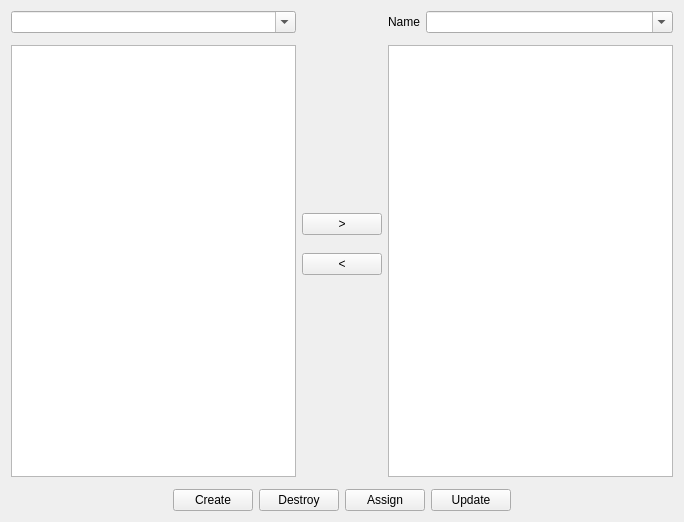
Above: librecad/src/ui/components/creators/widgetcreator.ui from LibreCAD/LibreCAD before the change. Below: the same form after it.
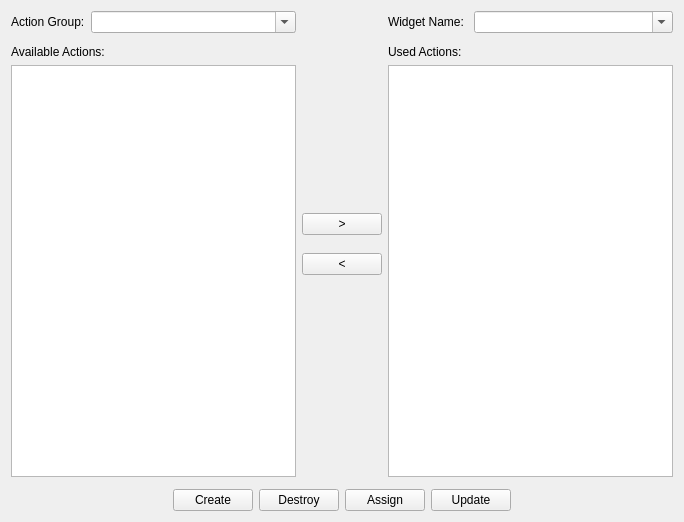
That is the form after the change. Custom widgets are drawn as their Qt base class.

Patch:
```diff
--- a/librecad/src/ui/components/creators/widgetcreator.ui
+++ b/librecad/src/ui/components/creators/widgetcreator.ui
@@ -28,7 +28,7 @@
      <property name="frameShadow">
       <enum>QFrame::Raised</enum>
      </property>
-     <layout class="QHBoxLayout" name="horizontalLayout">
+     <layout class="QGridLayout" name="gridLayout">
       <property name="leftMargin">
        <number>0</number>
       </property>
@@ -41,7 +41,7 @@
       <property name="bottomMargin">
        <number>0</number>
       </property>
-      <item>
+      <item row="0" column="0">
        <widget class="QFrame" name="frame_2">
         <property name="frameShape">
          <enum>QFrame::NoFrame</enum>
@@ -83,6 +83,13 @@
             <property name="bottomMargin">
              <number>6</number>
             </property>
+            <item>
+             <widget class="QLabel" name="label_2">
+              <property name="text">
+               <string>Action Group:</string>
+              </property>
+             </widget>
+            </item>
             <item>
              <widget class="QComboBox" name="categories_combobox">
               <property name="sizePolicy">
@@ -91,6 +98,9 @@
                 <verstretch>0</verstretch>
                </sizepolicy>
               </property>
+              <property name="toolTip">
+               <string>Select action group with actions</string>
+              </property>
               <property name="editable">
                <bool>true</bool>
               </property>
@@ -99,13 +109,20 @@
            </layout>
           </widget>
          </item>
+         <item>
+          <widget class="QLabel" name="label_3">
+           <property name="text">
+            <string>Available Actions:</string>
+           </property>
+          </widget>
+         </item>
          <item>
           <widget class="ActionList" name="offered_actions"/>
          </item>
         </layout>
        </widget>
       </item>
-      <item alignment="Qt::AlignHCenter|Qt::AlignVCenter">
+      <item row="0" column="1">
        <widget class="QFrame" name="frame_5">
         <property name="sizePolicy">
          <sizepolicy hsizetype="Maximum" vsizetype="Maximum">
@@ -143,6 +160,9 @@
              <verstretch>0</verstretch>
             </sizepolicy>
            </property>
+           <property name="toolTip">
+            <string>Add selected item to list of used actions</string>
+           </property>
            <property name="text">
             <string>&gt;</string>
            </property>
@@ -162,6 +182,9 @@
              <verstretch>0</verstretch>
             </sizepolicy>
            </property>
+           <property name="toolTip">
+            <string>Remove selected item from list of used actions</string>
+           </property>
            <property name="text">
             <string>&lt;</string>
            </property>
@@ -176,7 +199,7 @@
         </layout>
        </widget>
       </item>
-      <item>
+      <item row="0" column="2">
        <widget class="QFrame" name="widget_list">
         <property name="frameShape">
          <enum>QFrame::NoFrame</enum>
@@ -227,12 +250,15 @@
                </sizepolicy>
               </property>
               <property name="text">
-               <string>Name</string>
+               <string>Widget Name: </string>
               </property>
              </widget>
             </item>
             <item>
              <widget class="QComboBox" name="combo">
+              <property name="toolTip">
+               <string>Select name of widget to edit or create</string>
+              </property>
               <property name="editable">
                <bool>true</bool>
               </property>
@@ -241,6 +267,13 @@
            </layout>
           </widget>
          </item>
+         <item>
+          <widget class="QLabel" name="label_4">
+           <property name="text">
+            <string>Used Actions:</string>
+           </property>
+          </widget>
+         </item>
          <item>
           <widget class="ActionList" name="chosen_actions"/>
          </item>
```
